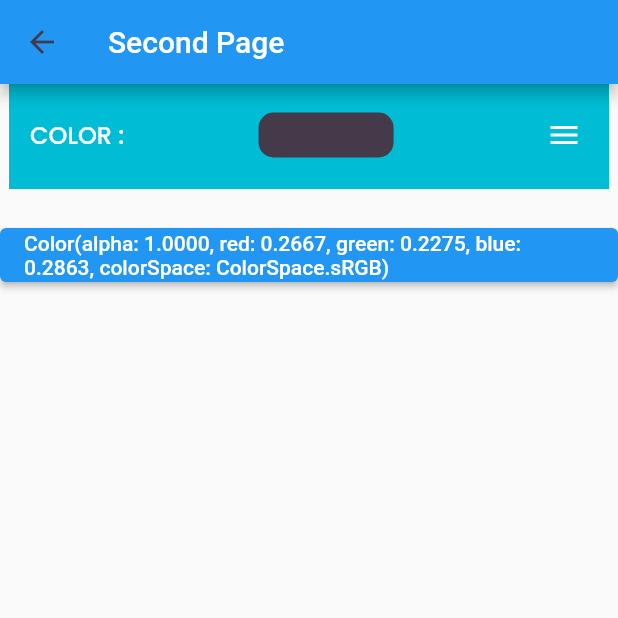
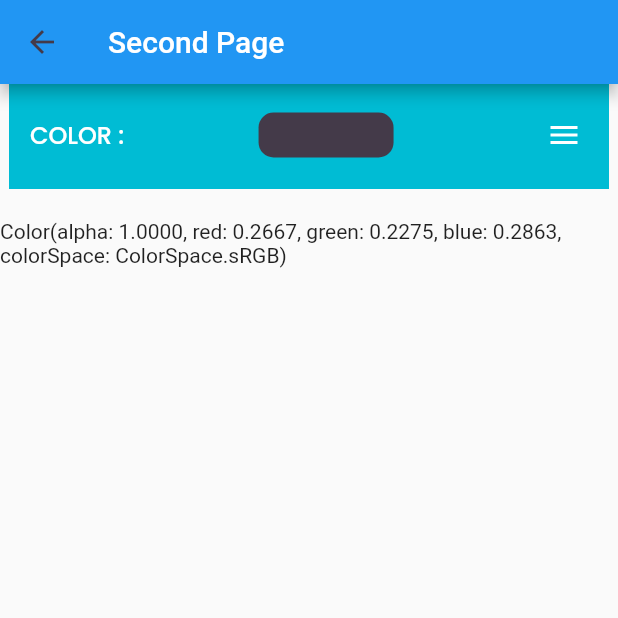
Before and after one commit to laksh29/trial_space, a Flutter app: the SecondPage screen opened by its route, on a phone screen of 412 x 824 dp, the top half of it. Run offline on Flutter 3.47's test engine with Material 2 defaults, Android fonts, the light colour scheme and no system bars; our stand-ins replace flutter_colorpicker, google_fonts.

Commit message:
added comments

```diff
--- a/lib/main.dart
+++ b/lib/main.dart
@@ -25,6 +25,7 @@ class MyApp extends StatelessWidget {
   }
 }
 
+// First Page
 class FirstPage extends StatefulWidget {
   FirstPage({super.key, required this.hex});
   Color hex;
@@ -46,16 +47,11 @@ class _FirstPageState extends State<FirstPage> {
           const Text("This is the first page"),
           const SizedBox(height: 50),
           ElevatedButton(
-              // onPressed: () {
-              //   Navigator.push(
-              //       context,
-              //       MaterialPageRoute(
-              //           builder: (context) => const SecondPage()));
-              // },
               onPressed: () {
                 var result = _navigateAndDisplaySelection(context);
               },
               child: const Text("Next page")),
+          // color hex output (from second page)
           Text(result.toString())
         ]),
       ),
@@ -121,8 +117,9 @@ class _SecondPageState extends State<SecondPage>
         title: const Text("Second Page"),
       ),
       body: Column(children: [
+        // animated container
+        // to show color options
         AnimatedContainer(
-          // margin: const EdgeInsets.symmetric(horizontal: 12, vertical: 6),
           duration: const Duration(milliseconds: 300),
           padding: const EdgeInsets.symmetric(horizontal: 6, vertical: 10),
           width: 400,
@@ -137,13 +134,13 @@ class _SecondPageState extends State<SecondPage>
                   children: [
                     Padding(
                       padding: const EdgeInsets.only(left: 8),
-                      // color text
                       child: Text("COLOR :",
                           style: GoogleFonts.poppins(
                             textStyle: buildPoppinsW500(16.0),
                           )),
                     ),
                     const Spacer(),
+
                     // color show case
                     AnimatedContainer(
                       duration: const Duration(milliseconds: 500),
@@ -155,6 +152,7 @@ class _SecondPageState extends State<SecondPage>
                       ),
                     ),
                     const Spacer(),
+
                     // animated button menu - arrow
                     IconButton(
                       onPressed: () {
@@ -164,10 +162,10 @@ class _SecondPageState extends State<SecondPage>
                           icon: AnimatedIcons.menu_arrow,
                           color: Colors.white,
                           progress: _animateController),
-                      // splashColor: Colors.transparent,
                     )
                   ],
                 ),
+
                 // Color Drop Down Menu
                 color == true
                     ? SizedBox(
@@ -185,17 +183,15 @@ class _SecondPageState extends State<SecondPage>
           ),
         ),
         const SizedBox(height: 20),
-        // Text(colorPicker.toString())
-        ElevatedButton(
-            onPressed: () {
-              Navigator.pop(context, colorPicker);
-            },
-            child: Text(colorPicker.toString()))
+
+        // selected color hex code as text output
+        Text(colorPicker.toString())
       ]),
     );
   }
 }
 
+// text style
 TextStyle buildPoppinsW500(size) {
   return TextStyle(
       color: Colors.white, fontSize: size, fontWeight: FontWeight.w500);
```
